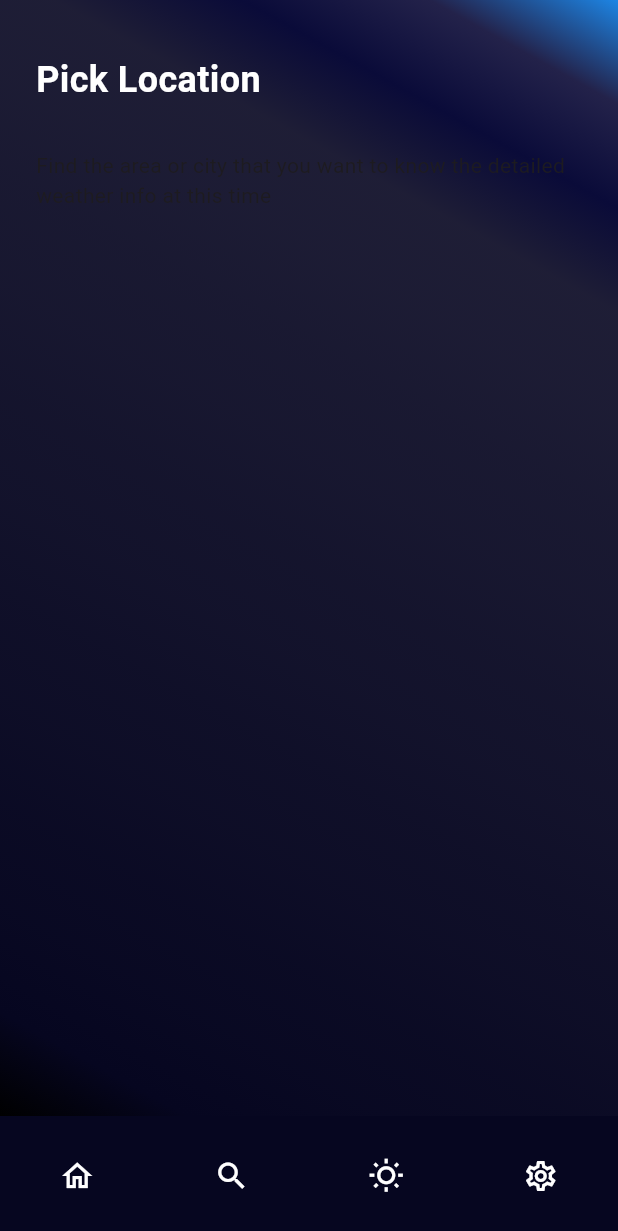
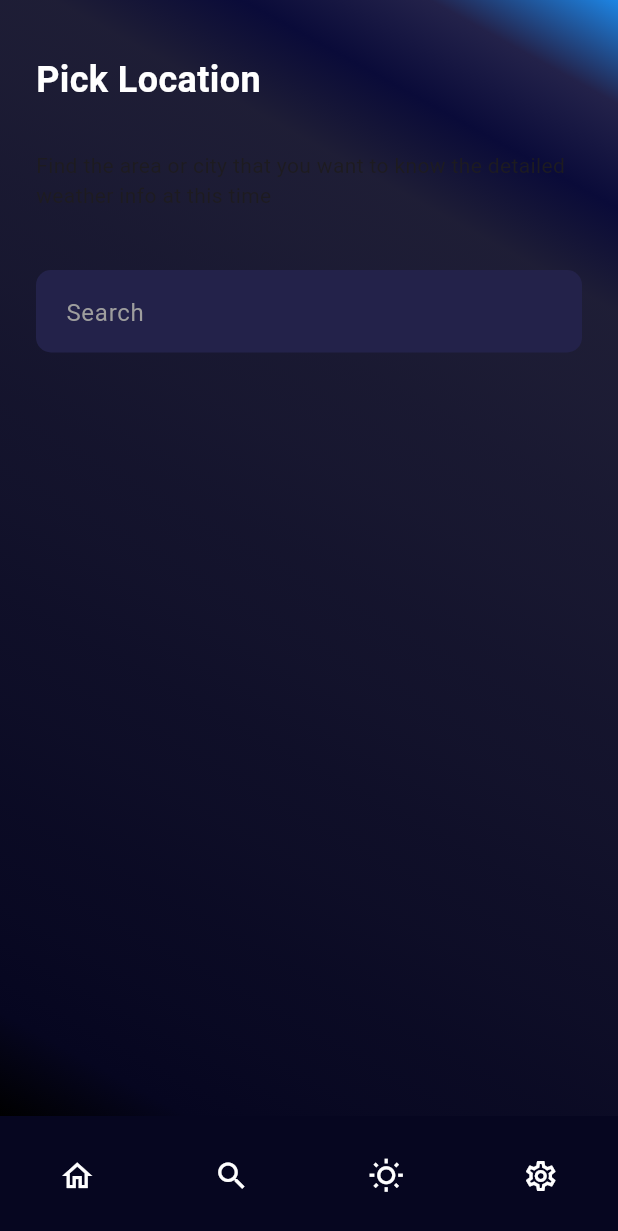
Before and after one commit to NguyenNhatHuynh/Weather-App-RestAPI, a Flutter app: the screen it shows after launch, item 2 of the bottom bar chosen, on a phone screen of 412 x 824 dp. Shown: the top 1231 px of the screen. Run offline on Flutter 3.47's test engine with Material 3 defaults, Android fonts, the phone set to English and light mode, and no system bars; our stand-ins replace dio, flutter_riverpod, geolocator, jiffy.

Commit message:
Search Screen

```diff
--- a/lib/screens/search_screen.dart
+++ b/lib/screens/search_screen.dart
@@ -1,9 +1,29 @@
 import 'package:flutter/material.dart';
 import 'package:weather_app_restapi/constants/text_styles.dart';
 import 'package:weather_app_restapi/views/gradient_container.dart';
+import 'package:weather_app_restapi/widgets/round_text_field.dart';
 
-class SearchScreen extends StatelessWidget {
+class SearchScreen extends StatefulWidget {
   const SearchScreen({super.key});
+
+  @override
+  State<SearchScreen> createState() => _SearchScreenState();
+}
+
+class _SearchScreenState extends State<SearchScreen> {
+  late final TextEditingController _controller;
+
+  @override
+  void initState() {
+    _controller = TextEditingController();
+    super.initState();
+  }
+
+  @override
+  void dispose() {
+    _controller.dispose();
+    super.dispose();
+  }
 
   @override
   Widget build(BuildContext context) {
@@ -19,6 +39,15 @@ class SearchScreen extends StatelessWidget {
             'Find the area or city that you want to know the detailed weather info at this time',
           ),
           const SizedBox(height: 40),
+          Row(
+            children: [
+              Expanded(
+                child: RoundTextField(
+                  controller: _controller,
+                ),
+              ),
+            ],
+          ),
         ],
       ),
     );
--- /dev/null
+++ b/lib/widgets/round_text_field.dart
@@ -0,0 +1,38 @@
+import 'package:flutter/material.dart';
+import 'package:weather_app_restapi/constants/app_colors.dart';
+
+class RoundTextField extends StatelessWidget {
+  const RoundTextField({
+    required this.controller,
+  });
+
+  final TextEditingController controller;
+
+  @override
+  Widget build(BuildContext context) {
+    return Container(
+      height: 55,
+      decoration: BoxDecoration(
+        borderRadius: BorderRadius.circular(10),
+        color: AppColors.accentBlue,
+      ),
+      child: TextField(
+        controller: controller,
+        style: const TextStyle(
+          color: Colors.white,
+        ),
+        decoration: const InputDecoration(
+          contentPadding: EdgeInsets.only(left: 20, top: 10),
+          border: InputBorder.none,
+          fillColor: Colors.white,
+          focusColor: Colors.white,
+          hintText: 'Search',
+          hintStyle: TextStyle(
+            color: Colors.grey,
+            fontWeight: FontWeight.w400,
+          ),
+        ),
+      ),
+    );
+  }
+}
```
